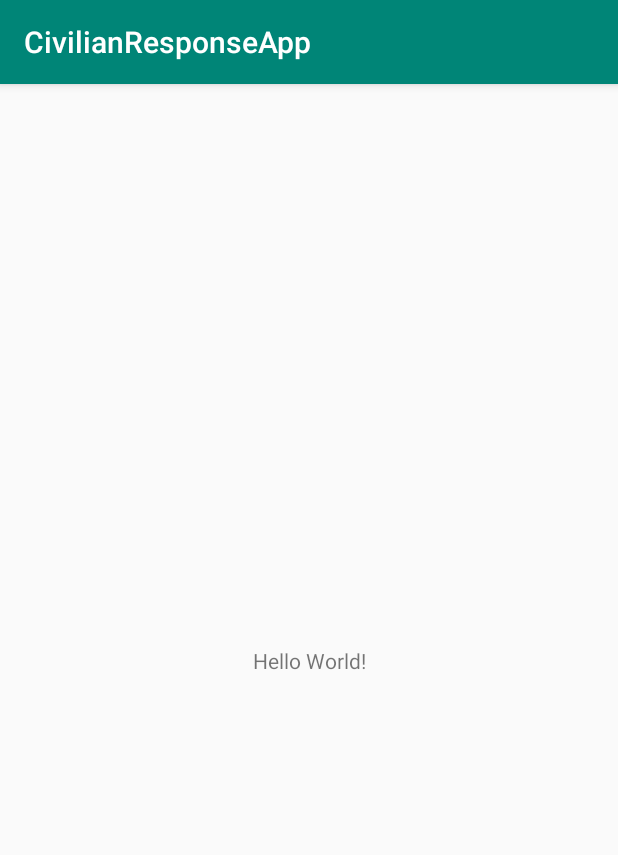
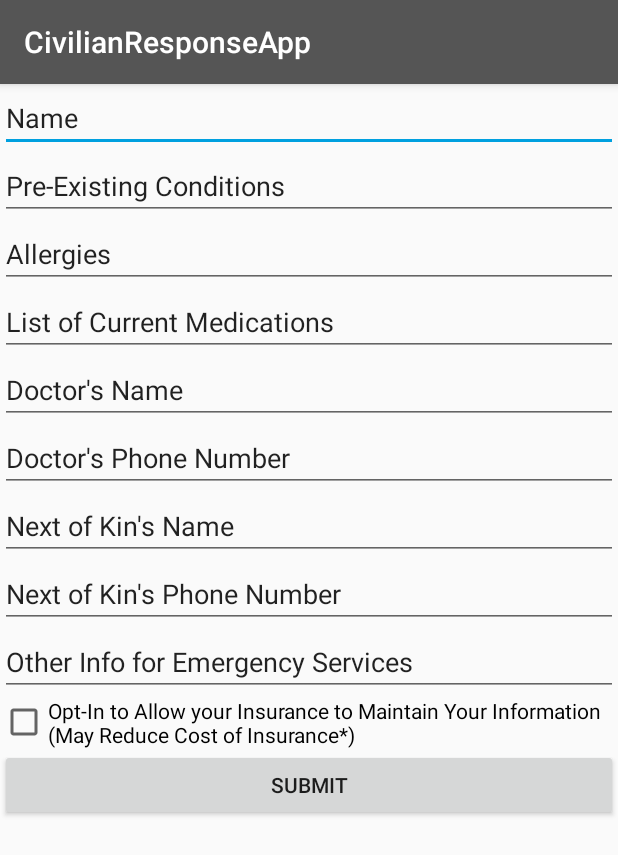
Before and after one commit to Potatopat/Medical-Badge, an Android app: the screen it shows after launch (MainActivity), on a phone screen of 412 x 824 dp. Shown: the top 855 px of the screen. Run offline under Robolectric (Android 15) with nearby library versions, the phone set to English and light mode, and no system bars; 2 statements that could not run were skipped.

Commit message:
Civilian Front-end

```diff
--- a/CivilianAlertApp/app/build.gradle
+++ b/CivilianAlertApp/app/build.gradle
@@ -35,4 +35,5 @@ dependencies {
     testImplementation 'junit:junit:4.12'
     androidTestImplementation 'com.android.support.test:runner:1.0.2'
     androidTestImplementation 'com.android.support.test.espresso:espresso-core:3.0.2'
+    implementation 'com.android.support:design:27.1.1'
 }
--- a/CivilianAlertApp/app/src/main/res/layout/activity_main.xml
+++ b/CivilianAlertApp/app/src/main/res/layout/activity_main.xml
@@ -6,14 +6,99 @@
     android:layout_height="match_parent"
     tools:context=".MainActivity">
 
-    <TextView
-        android:id="@+id/sample_text"
-        android:layout_width="wrap_content"
-        android:layout_height="wrap_content"
-        android:text="Hello World!"
-        app:layout_constraintBottom_toBottomOf="parent"
-        app:layout_constraintLeft_toLeftOf="parent"
-        app:layout_constraintRight_toRightOf="parent"
-        app:layout_constraintTop_toTopOf="parent" />
+    <LinearLayout
+        android:layout_width="match_parent"
+        android:layout_height="match_parent"
+        android:orientation="vertical">
+
+        <EditText
+            android:id="@+id/editText"
+            android:layout_width="match_parent"
+            android:layout_height="wrap_content"
+            android:ems="10"
+            android:inputType="textPersonName"
+            android:text="Name"
+            tools:layout_editor_absoluteX="27dp"
+            tools:layout_editor_absoluteY="16dp" />
+
+        <EditText
+            android:id="@+id/editText2"
+            android:layout_width="match_parent"
+            android:layout_height="wrap_content"
+            android:ems="10"
+            android:inputType="text"
+            android:text="Pre-Existing Conditions"
+            tools:layout_editor_absoluteX="27dp"
+            tools:layout_editor_absoluteY="71dp" />
+
+        <EditText
+            android:id="@+id/editText3"
+            android:layout_width="match_parent"
+            android:layout_height="wrap_content"
+            android:ems="10"
+            android:inputType="text"
+            android:text="Allergies" />
+
+        <EditText
+            android:id="@+id/editText10"
+            android:layout_width="match_parent"
+            android:layout_height="wrap_content"
+            android:ems="10"
+            android:inputType="textMultiLine"
+            android:text="List of Current Medications" />
+
+        <EditText
+            android:id="@+id/editText4"
+            android:layout_width="match_parent"
+            android:layout_height="wrap_content"
+            android:ems="10"
+            android:inputType="textPersonName"
+            android:text="Doctor's Name" />
+
+        <EditText
+            android:id="@+id/editText5"
+            android:layout_width="match_parent"
+            android:layout_height="wrap_content"
+            android:ems="10"
+            android:inputType="phone"
+            android:text="Doctor's Phone Number" />
+
+        <EditText
+            android:id="@+id/editText6"
+            android:layout_width="match_parent"
+            android:layout_height="wrap_content"
+            android:ems="10"
+            android:inputType="text|textPersonName"
+            android:text="Next of Kin's Name" />
+
+        <EditText
+            android:id="@+id/editText7"
+            android:layout_width="match_parent"
+            android:layout_height="wrap_content"
+            android:ems="10"
+            android:inputType="phone"
+            android:text="Next of Kin's Phone Number" />
+
+        <EditText
+            android:id="@+id/editText8"
+            android:layout_width="match_parent"
+            android:layout_height="wrap_content"
+            android:ems="10"
+            android:inputType="textMultiLine"
+            android:text="Other Info for Emergency Services" />
+
+        <CheckBox
+            android:id="@+id/checkBox2"
+            android:layout_width="match_parent"
+            android:layout_height="wrap_content"
+            android:text="Opt-In to Allow your Insurance to Maintain Your Information (May Reduce Cost of Insurance*)" />
+
+        <Button
+            android:id="@+id/button"
+            android:layout_width="match_parent"
+            android:layout_height="wrap_content"
+            android:text="Submit" />
+
+    </LinearLayout>
 
 </android.support.constraint.ConstraintLayout>
--- a/CivilianAlertApp/app/src/main/res/values/colors.xml
+++ b/CivilianAlertApp/app/src/main/res/values/colors.xml
@@ -1,6 +1,6 @@
 <?xml version="1.0" encoding="utf-8"?>
 <resources>
-    <color name="colorPrimary">#008577</color>
-    <color name="colorPrimaryDark">#00574B</color>
-    <color name="colorAccent">#D81B60</color>
+    <color name="colorPrimary">#555555</color>
+    <color name="colorPrimaryDark">#333333</color>
+    <color name="colorAccent">#00a0df</color>
 </resources>
--- a/EMTResponseApp/app/src/main/res/layout/activity_main.xml
+++ b/EMTResponseApp/app/src/main/res/layout/activity_main.xml
@@ -4,16 +4,7 @@
     xmlns:tools="http://schemas.android.com/tools"
     android:layout_width="match_parent"
     android:layout_height="match_parent"
-    tools:context=".MainActivity">
-
-    <TextView
-        android:id="@+id/sample_text"
-        android:layout_width="wrap_content"
-        android:layout_height="wrap_content"
-        android:text="Hello World!"
-        app:layout_constraintBottom_toBottomOf="parent"
-        app:layout_constraintLeft_toLeftOf="parent"
-        app:layout_constraintRight_toRightOf="parent"
-        app:layout_constraintTop_toTopOf="parent" />
+    tools:context=".MainActivity"
+    android:background="@color/colorPrimaryDark">
 
 </android.support.constraint.ConstraintLayout>
--- a/EMTResponseApp/app/src/main/res/values/colors.xml
+++ b/EMTResponseApp/app/src/main/res/values/colors.xml
@@ -1,6 +1,6 @@
 <?xml version="1.0" encoding="utf-8"?>
 <resources>
-    <color name="colorPrimary">#008577</color>
-    <color name="colorPrimaryDark">#00574B</color>
-    <color name="colorAccent">#D81B60</color>
+    <color name="colorPrimary">#555555</color>
+    <color name="colorPrimaryDark">#333333</color>
+    <color name="colorAccent">#00a0df</color>
 </resources>
```
